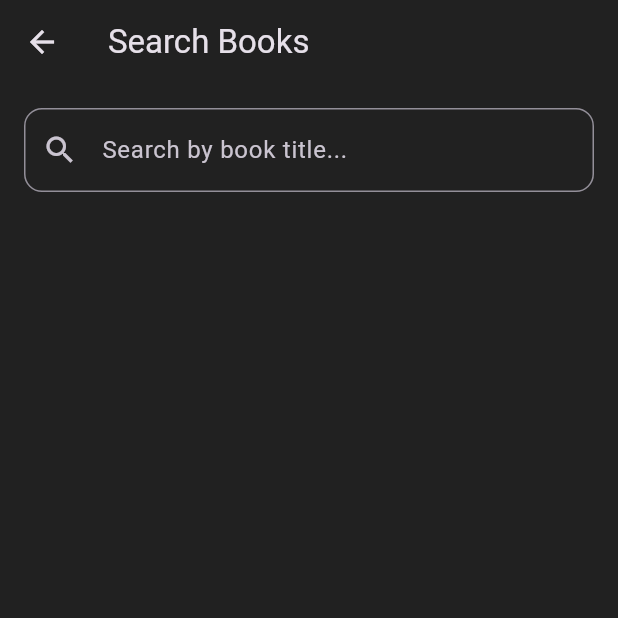
After one commit to nafismahmud181/Bupko-v2, a Flutter app: the SearchPage screen opened directly, on a phone screen of 412 x 824 dp, the top half of it. The commit adds this screen. Run offline on Flutter 3.47's test engine with Material 3 defaults, Android fonts, the phone set to English and light mode, and no system bars; our stand-ins replace cached_network_image, cloud_firestore, dio, firebase_core; missing offline and left inert: epub_view; accounts and stored records are empty; network calls fail; Roboto replaces fonts that are missing (Poppins).

Commit message:
search functionality is working

```diff
--- a/lib/home_page.dart
+++ b/lib/home_page.dart
@@ -3,6 +3,7 @@ import 'package:cached_network_image/cached_network_image.dart';
 import 'package:cloud_firestore/cloud_firestore.dart';
 import 'package:flutter/material.dart';
 import 'category_page.dart';
+import 'search_page.dart';
 
 import 'models/book.dart';
 
@@ -269,11 +270,11 @@ class _HomePageState extends State<HomePage> {
           onPressed: () {
             Navigator.push(
               context,
-              MaterialPageRoute(builder: (context) => const CategoryPage()),
+              MaterialPageRoute(builder: (context) => const SearchPage()),
             );
           },
-          icon: const Icon(Icons.category),
-          label: const Text('Categories'),
+          icon: const Icon(Icons.search),
+          label: const Text('Search'),
         ),
       ),
     );
--- /dev/null
+++ b/lib/search_page.dart
@@ -0,0 +1,142 @@
+import 'package:flutter/material.dart';
+import 'package:cloud_firestore/cloud_firestore.dart';
+import 'package:cached_network_image/cached_network_image.dart';
+import 'models/book.dart';
+import 'book_detail_page.dart';
+
+class SearchPage extends StatefulWidget {
+  const SearchPage({super.key});
+
+  @override
+  State<SearchPage> createState() => _SearchPageState();
+}
+
+class _SearchPageState extends State<SearchPage> {
+  String _query = '';
+  List<QueryDocumentSnapshot> _results = [];
+  bool _loading = false;
+  final TextEditingController _controller = TextEditingController();
+
+  void _onSearchChanged(String value) async {
+    print('Search changed: $value');
+    setState(() {
+      _query = value;
+      _loading = true;
+    });
+    if (value.isEmpty) {
+      setState(() {
+        _results = [];
+        _loading = false;
+      });
+      return;
+    }
+    try {
+      final categories = await FirebaseFirestore.instance.collection('categories').get();
+      print('Categories found: ${categories.docs.length}');
+      // Fetch all books in parallel
+      final futures = categories.docs.map((category) {
+        return category.reference.collection('books').get();
+      }).toList();
+      final booksSnapshots = await Future.wait(futures);
+      List<QueryDocumentSnapshot> books = [];
+      for (int i = 0; i < booksSnapshots.length; i++) {
+        print('Books in ${categories.docs[i].id}: ${booksSnapshots[i].docs.length}');
+        books.addAll(booksSnapshots[i].docs);
+      }
+      final filtered = books.where((doc) {
+        final data = doc.data() as Map<String, dynamic>;
+        final title = (data['title'] ?? '').toString().toLowerCase().trim();
+        final query = value.toLowerCase().trim();
+        print('Checking: $title');
+        return title.contains(query);
+      }).toList();
+      setState(() {
+        _results = filtered;
+        _loading = false;
+      });
+    } catch (e, st) {
+      print('Firestore error: $e');
+      print(st);
+      setState(() {
+        _results = [];
+        _loading = false;
+      });
+    }
+  }
+
+  @override
+  Widget build(BuildContext context) {
+    return Scaffold(
+      appBar: AppBar(title: const Text('Search Books')),
+      body: Column(
+        children: [
+          Padding(
+            padding: const EdgeInsets.all(16.0),
+            child: TextField(
+              controller: _controller,
+              decoration: InputDecoration(
+                hintText: 'Search by book title...',
+                prefixIcon: const Icon(Icons.search),
+                border: OutlineInputBorder(
+                  borderRadius: BorderRadius.circular(12),
+                ),
+              ),
+              onChanged: _onSearchChanged,
+            ),
+          ),
+          if (_loading)
+            const Padding(
+              padding: EdgeInsets.all(16.0),
+              child: CircularProgressIndicator(),
+            ),
+          if (!_loading && _results.isEmpty && _query.isNotEmpty)
+            const Padding(
+              padding: EdgeInsets.all(16.0),
+              child: Text('No books found.'),
+            ),
+          if (_results.isNotEmpty)
+            Expanded(
+              child: ListView.separated(
+                itemCount: _results.length,
+                separatorBuilder: (context, index) => const Divider(),
+                itemBuilder: (context, index) {
+                  final bookMap = _results[index].data() as Map<String, dynamic>;
+                  final book = Book.fromJson(bookMap);
+                  final categoryName = _results[index].reference.parent.parent?.id ?? '';
+                  return ListTile(
+                    leading: book.imageSRC.isNotEmpty
+                        ? CachedNetworkImage(
+                            imageUrl: book.imageSRC,
+                            width: 50,
+                            height: 70,
+                            fit: BoxFit.cover,
+                            placeholder: (context, url) => const SizedBox(
+                              width: 50,
+                              height: 70,
+                              child: Center(child: CircularProgressIndicator()),
+                            ),
+                            errorWidget: (context, url, error) => const Icon(Icons.book),
+                          )
+                        : const Icon(Icons.book, size: 50),
+                    title: Text(book.title),
+                    subtitle: Text(book.author),
+                    onTap: () {
+                      Navigator.push(
+                        context,
+                        MaterialPageRoute(
+                          builder: (context) => BookDetailPage(
+                            book: book,
+                            categoryName: categoryName,
+                          ),
+                        ),
+                      );
+                    },
+                  );
+                },
+              ),
+            ),
+        ],
+      ),
+    );
+  }
+}
```
